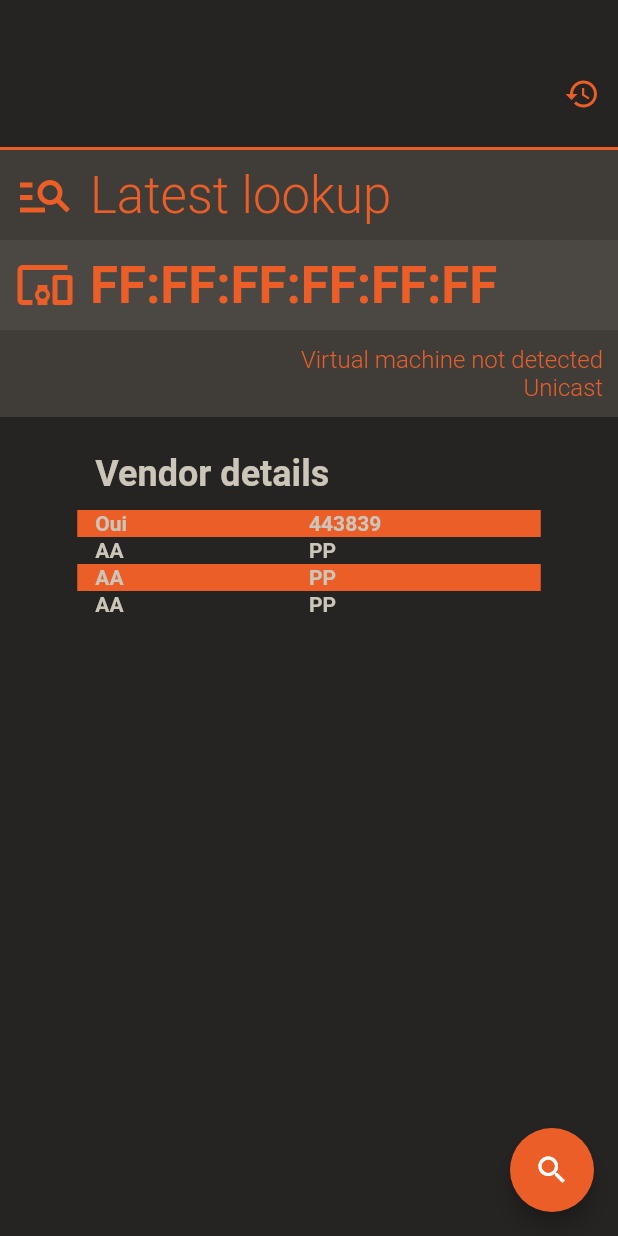
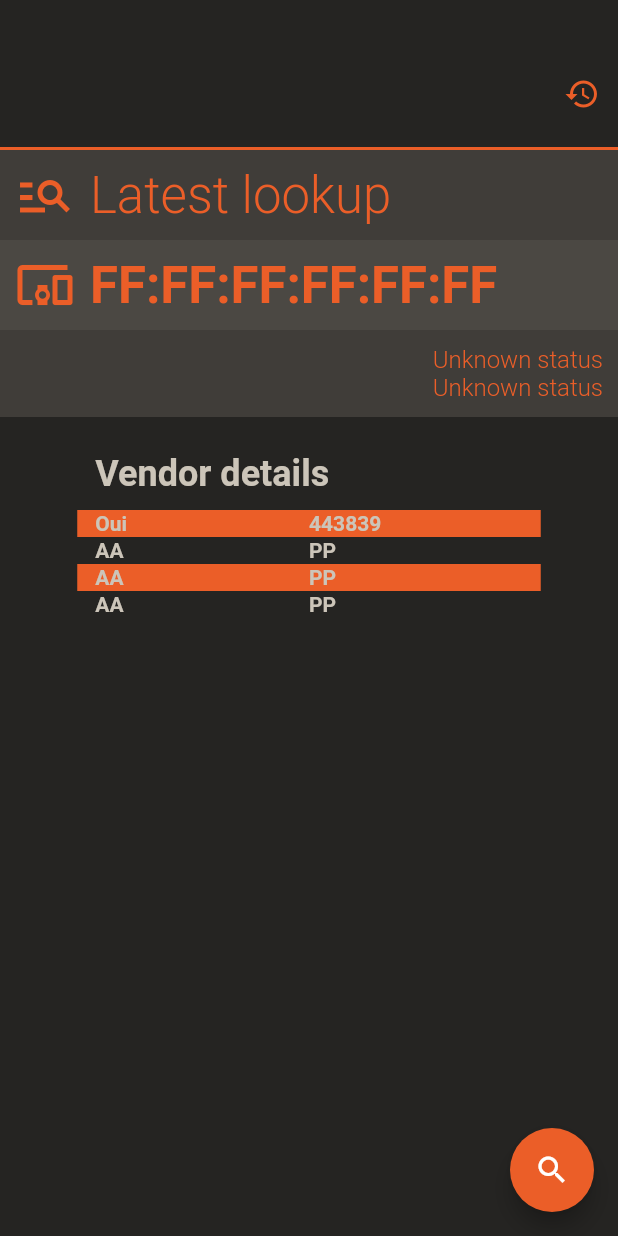
Before and after one commit to Dev4LifeV/Mac_Scanner, a Flutter app: the screen it shows after launch, on a phone screen of 412 x 824 dp. Run offline on Flutter 3.47's test engine with Material 2 defaults, Android fonts, the phone set to English and light mode, and no system bars.

Commit message:
💄 adapted to receive model fields

```diff
--- a/lib/view/widgets/card/card_latest_lookup.dart
+++ b/lib/view/widgets/card/card_latest_lookup.dart
@@ -3,7 +3,18 @@ import 'package:mac_scanner/core/config/extensions.dart';
 import 'package:mac_scanner/view/style/fonts.dart';
 
 class CardLatestLookup extends StatelessWidget {
-  const CardLatestLookup({super.key});
+  const CardLatestLookup({
+    String? searchTerm,
+    String? virtualMachine,
+    String? transmissionType,
+    super.key,
+  })  : _searchTerm = searchTerm,
+        _virtualMachine = virtualMachine,
+        _transmissionType = transmissionType;
+
+  final String? _searchTerm;
+  final String? _virtualMachine;
+  final String? _transmissionType;
 
   @override
   Widget build(BuildContext context) => SizedBox(
@@ -64,7 +75,7 @@ class CardLatestLookup extends StatelessWidget {
           ),
           Flexible(
             child: Text(
-              "FF:FF:FF:FF:FF:FF",
+              _searchTerm ?? "FF:FF:FF:FF:FF:FF",
               style: context.titleBold,
             ),
           ),
@@ -78,7 +89,7 @@ class CardLatestLookup extends StatelessWidget {
             mainAxisAlignment: MainAxisAlignment.end,
             children: [
               Text(
-                "Virtual machine not detected",
+                _virtualMachine ?? "Unknown status",
                 style: context.subtitle,
               ),
             ],
@@ -87,7 +98,7 @@ class CardLatestLookup extends StatelessWidget {
             mainAxisAlignment: MainAxisAlignment.end,
             children: [
               Text(
-                "Unicast",
+                _transmissionType ?? "Unknown status",
                 style: context.subtitle,
               ),
             ],
```
